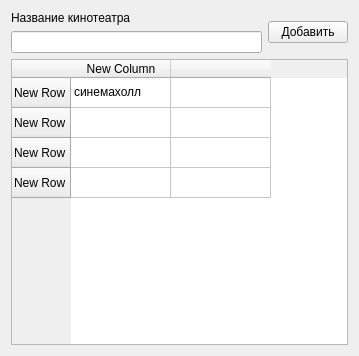
Qt form sources/new_cinema_form.ui (nikitoski4/CinemaSystem) before a commit.
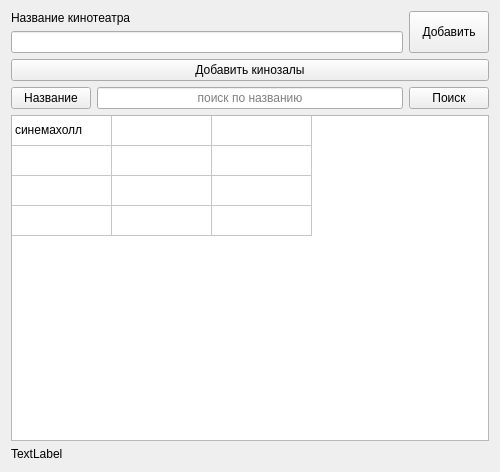
The same form after that commit.

Commit message: продолжена работа с добавлением кинотеатров

Diff of the .ui file:
```diff
--- a/sources/new_cinema_form.ui
+++ b/sources/new_cinema_form.ui
@@ -6,8 +6,8 @@
    <rect>
     <x>0</x>
     <y>0</y>
-    <width>359</width>
-    <height>356</height>
+    <width>500</width>
+    <height>472</height>
    </rect>
   </property>
   <property name="windowTitle">
@@ -31,16 +31,69 @@
       </layout>
      </item>
      <item>
-      <widget class="QPushButton" name="new_cinema_add_button">
+      <widget class="QPushButton" name="btn_cinema_add">
+       <property name="sizePolicy">
+        <sizepolicy hsizetype="Preferred" vsizetype="Preferred">
+         <horstretch>0</horstretch>
+         <verstretch>0</verstretch>
+        </sizepolicy>
+       </property>
        <property name="text">
         <string>Добавить</string>
        </property>
+       <property name="autoDefault">
+        <bool>false</bool>
+       </property>
+       <property name="default">
+        <bool>false</bool>
+       </property>
+      </widget>
+     </item>
+    </layout>
+   </item>
+   <item>
+    <widget class="QPushButton" name="btn_add_cinemahalls">
+     <property name="text">
+      <string>Добавить кинозалы</string>
+     </property>
+    </widget>
+   </item>
+   <item>
+    <layout class="QHBoxLayout" name="horizontalLayout_2">
+     <item>
+      <widget class="QPushButton" name="btn_select_search_method">
+       <property name="text">
+        <string>Название</string>
+       </property>
+      </widget>
+     </item>
+     <item>
+      <widget class="QLineEdit" name="enter_search_phrase">
+       <property name="alignment">
+        <set>Qt::AlignCenter</set>
+       </property>
+       <property name="placeholderText">
+        <string>поиск по названию</string>
+       </property>
+      </widget>
+     </item>
+     <item>
+      <widget class="QPushButton" name="btn_search">
+       <property name="text">
+        <string>Поиск</string>
+       </property>
       </widget>
      </item>
     </layout>
    </item>
    <item>
     <widget class="QTableWidget" name="new_cinema_cinemahalls_table">
+     <attribute name="horizontalHeaderVisible">
+      <bool>false</bool>
+     </attribute>
+     <attribute name="verticalHeaderVisible">
+      <bool>false</bool>
+     </attribute>
      <row>
       <property name="text">
        <string>New Row</string>
@@ -68,7 +121,12 @@
      </column>
      <column>
       <property name="text">
-       <string> </string>
+       <string>New Column</string>
+      </property>
+     </column>
+     <column>
+      <property name="text">
+       <string/>
       </property>
      </column>
      <item row="0" column="0">
@@ -78,6 +136,13 @@
      </item>
     </widget>
    </item>
+   <item>
+    <widget class="QLabel" name="label_information">
+     <property name="text">
+      <string>TextLabel</string>
+     </property>
+    </widget>
+   </item>
   </layout>
  </widget>
  <resources/>
```
Left out of the diff: 8 changed lines with no effect on the pictures. The commit also changes 2 other files.
